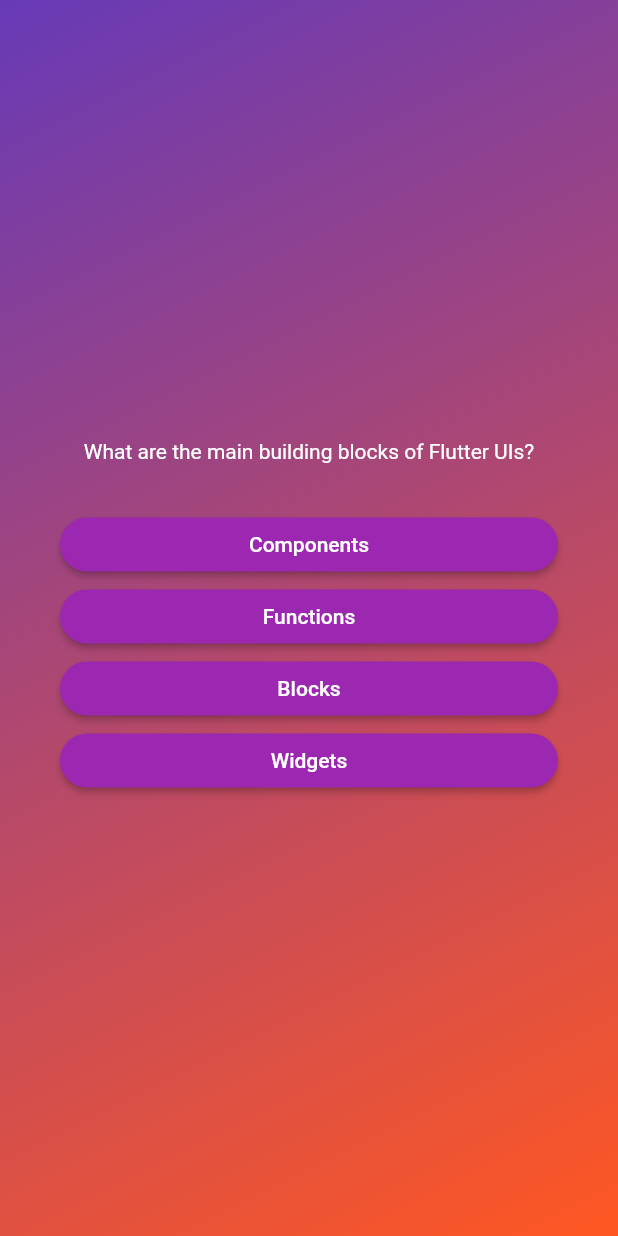
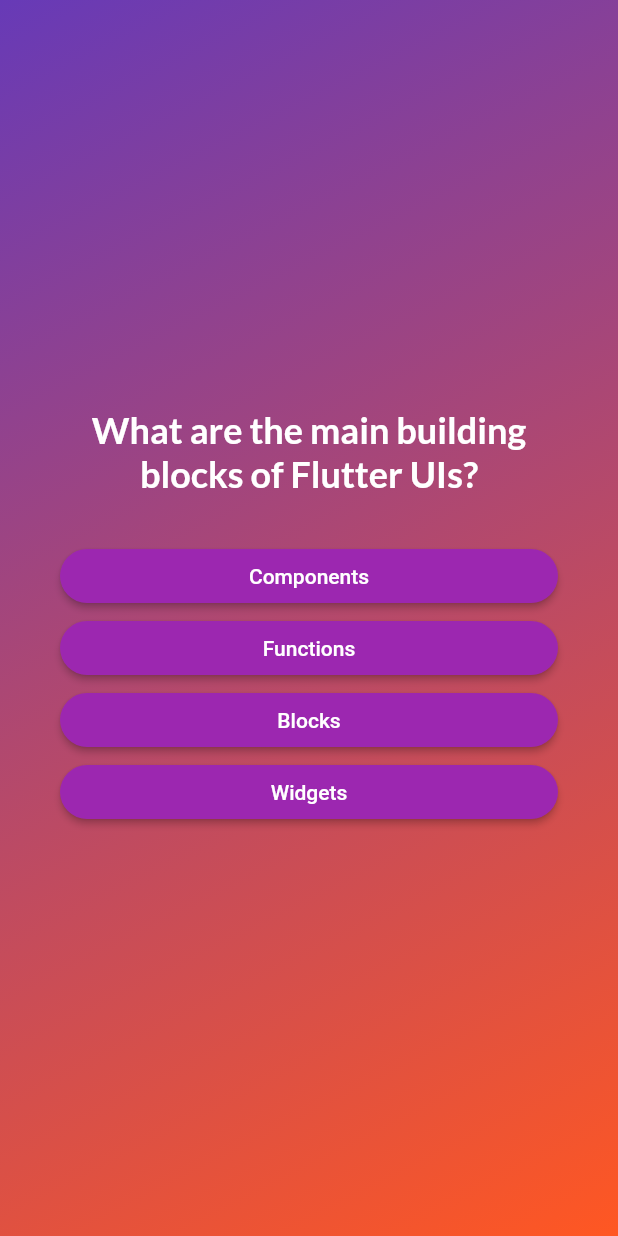
Before and after one commit to tenzan/flutter_adv_basics, a Flutter app: the screen it shows after launch, after a tap on "Start Quiz", on a phone screen of 412 x 824 dp. Run offline on Flutter 3.47's test engine with Material 2 defaults, Android fonts, the phone set to English and light mode, and no system bars; our stand-ins replace google_fonts.

Commit message:
section-3 lesson-75

```diff
--- a/lib/answer_button.dart
+++ b/lib/answer_button.dart
@@ -25,7 +25,10 @@ class AnswerButton extends StatelessWidget {
           borderRadius: BorderRadius.circular(40),
         ),
       ),
-      child: Text(answerText),
+      child: Text(
+        answerText,
+        textAlign: TextAlign.center,
+      ),
     );
   }
 }
--- a/lib/questions_screen.dart
+++ b/lib/questions_screen.dart
@@ -1,4 +1,5 @@
 import 'package:flutter/material.dart';
+import 'package:google_fonts/google_fonts.dart';
 import 'package:adv_basics/answer_button.dart';
 import 'package:adv_basics/data/questions.dart';
 
@@ -36,8 +37,10 @@ class _QuestionsScreenState extends State<QuestionsScreen> {
           children: [
             Text(
               currentQuestion.text,
-              style: const TextStyle(
+              style: GoogleFonts.lato(
                 color: Colors.white,
+                fontSize: 24,
+                fontWeight: FontWeight.bold,
               ),
               textAlign: TextAlign.center,
             ),
--- a/lib/start_screen.dart
+++ b/lib/start_screen.dart
@@ -1,4 +1,5 @@
 import 'package:flutter/material.dart';
+import 'package:google_fonts/google_fonts.dart';
 
 class StartScreen extends StatelessWidget {
   const StartScreen(this.startQuiz, {super.key});
@@ -19,9 +20,9 @@ class StartScreen extends StatelessWidget {
           const SizedBox(
             height: 80,
           ),
-          const Text(
+          Text(
             'Learn Flutter the fun way!',
-            style: TextStyle(
+            style: GoogleFonts.lato(
               color: Colors.white,
               fontSize: 24,
             ),
--- a/pubspec.yaml
+++ b/pubspec.yaml
@@ -35,6 +35,7 @@ dependencies:
   # The following adds the Cupertino Icons font to your application.
   # Use with the CupertinoIcons class for iOS style icons.
   cupertino_icons: ^1.0.2
+  google_fonts: ^5.0.0
 
 dev_dependencies:
   flutter_test:
```
Also changed, not shown: pubspec.lock, 7 other files.
